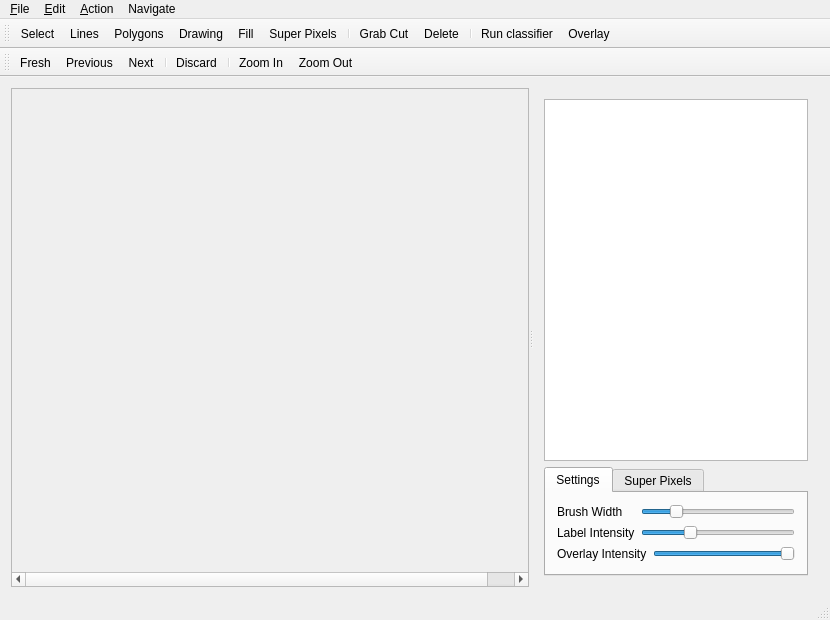
Qt form mainwindow.ui (oliver-batchelor/annotate_segmentation) before a commit.
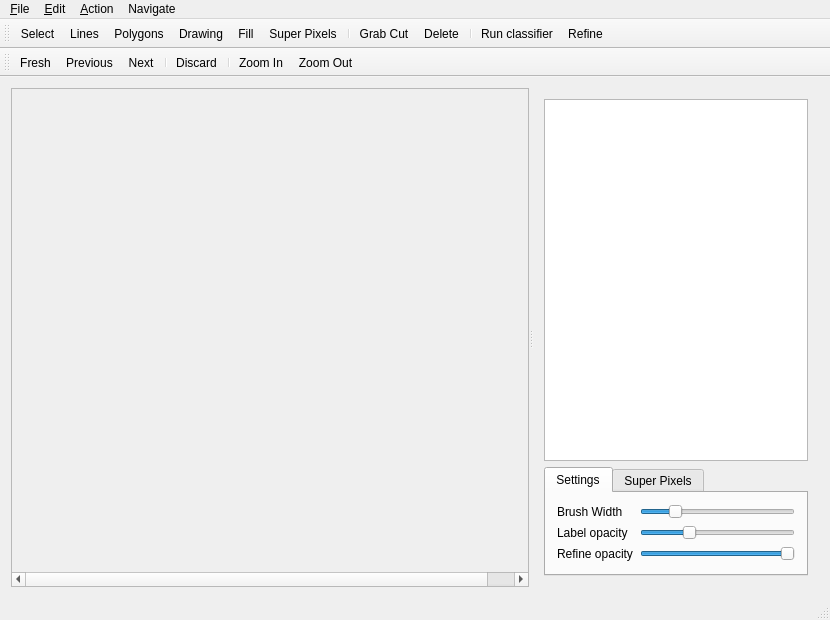
The same form after that commit. Icons and pictures are not drawn.

Diff of the .ui file:
```diff
--- a/mainwindow.ui
+++ b/mainwindow.ui
@@ -81,7 +81,7 @@
             <item row="1" column="0">
              <widget class="QLabel" name="brushSizeLabel_2">
               <property name="text">
-               <string>Label Intensity</string>
+               <string>Label opacity</string>
               </property>
              </widget>
             </item>
@@ -93,7 +93,7 @@
              </widget>
             </item>
             <item row="2" column="2">
-             <widget class="QSlider" name="overlayIntensity">
+             <widget class="QSlider" name="refineOpacity">
               <property name="sizePolicy">
                <sizepolicy hsizetype="Expanding" vsizetype="Fixed">
                 <horstretch>0</horstretch>
@@ -114,36 +114,36 @@
               </property>
              </widget>
             </item>
-            <item row="1" column="1" colspan="2">
-             <widget class="QSlider" name="labelIntensity">
-              <property name="sizePolicy">
-               <sizepolicy hsizetype="Expanding" vsizetype="Fixed">
-                <horstretch>0</horstretch>
-                <verstretch>0</verstretch>
-               </sizepolicy>
-              </property>
-              <property name="maximum">
-               <number>100</number>
-              </property>
-              <property name="singleStep">
-               <number>10</number>
-              </property>
-              <property name="value">
-               <number>30</number>
-              </property>
-              <property name="orientation">
-               <enum>Qt::Horizontal</enum>
-              </property>
-             </widget>
-            </item>
             <item row="2" column="0" colspan="2">
              <widget class="QLabel" name="brushSizeLabel_3">
               <property name="text">
-               <string>Overlay Intensity</string>
+               <string>Refine opacity</string>
               </property>
              </widget>
             </item>
-            <item row="0" column="1" colspan="2">
+            <item row="1" column="2">
+             <widget class="QSlider" name="labelOpacity">
+              <property name="sizePolicy">
+               <sizepolicy hsizetype="Expanding" vsizetype="Fixed">
+                <horstretch>0</horstretch>
+                <verstretch>0</verstretch>
+               </sizepolicy>
+              </property>
+              <property name="maximum">
+               <number>100</number>
+              </property>
+              <property name="singleStep">
+               <number>10</number>
+              </property>
+              <property name="value">
+               <number>30</number>
+              </property>
+              <property name="orientation">
+               <enum>Qt::Horizontal</enum>
+              </property>
+             </widget>
+            </item>
+            <item row="0" column="2">
              <widget class="QSlider" name="brushWidth">
               <property name="sizePolicy">
                <sizepolicy hsizetype="Expanding" vsizetype="Fixed">
@@ -337,7 +337,7 @@
    <addaction name="action_Delete"/>
    <addaction name="separator"/>
    <addaction name="actionRun"/>
-   <addaction name="actionsOverlay"/>
+   <addaction name="actionRefine"/>
   </widget>
   <widget class="QStatusBar" name="statusBar"/>
   <widget class="QToolBar" name="toolBar">
@@ -631,7 +631,7 @@
     <string>Polygons</string>
    </property>
   </action>
-  <action name="actionsOverlay">
+  <action name="actionRefine">
    <property name="checkable">
     <bool>true</bool>
    </property>
@@ -640,7 +640,10 @@
      <normaloff>:/icons/draw-path.png</normaloff>:/icons/draw-path.png</iconset>
    </property>
    <property name="text">
-    <string>Overlay</string>
+    <string>Refine</string>
+   </property>
+   <property name="toolTip">
+    <string>Refine mask</string>
    </property>
   </action>
  </widget>
```
